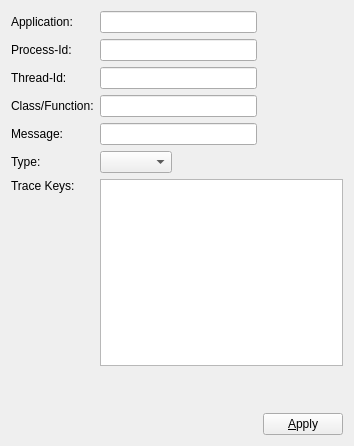
This is gui/filterform.ui in froglogic/tracetool as Qt 5 draws it before an edit. The edited form follows.
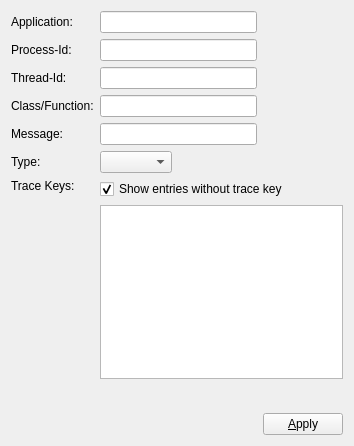
This is the edited form.

Commit message: Made trace key list items checkable & let 'Apply' do something

```diff
--- a/gui/filterform.ui
+++ b/gui/filterform.ui
@@ -123,7 +123,7 @@
      </property>
     </spacer>
    </item>
-   <item row="6" column="0">
+   <item row="6" column="0" rowspan="2">
     <widget class="QLabel" name="traceKeysLabel">
      <property name="text">
       <string>Trace Keys:</string>
@@ -134,9 +134,19 @@
     </widget>
    </item>
    <item row="6" column="1" colspan="3">
+    <widget class="QCheckBox" name="acceptEntriesWithoutKey">
+     <property name="text">
+      <string>Show entries without trace key</string>
+     </property>
+     <property name="checked">
+      <bool>true</bool>
+     </property>
+    </widget>
+   </item>
+   <item row="7" column="1" colspan="3">
     <widget class="QListWidget" name="traceKeyList"/>
    </item>
-   <item row="7" column="1">
+   <item row="8" column="1">
     <spacer name="verticalSpacer">
      <property name="orientation">
       <enum>Qt::Vertical</enum>
@@ -149,7 +159,7 @@
      </property>
     </spacer>
    </item>
-   <item row="8" column="0" colspan="3">
+   <item row="9" column="0" colspan="3">
     <spacer name="horizontalSpacer">
      <property name="orientation">
       <enum>Qt::Horizontal</enum>
@@ -162,7 +172,7 @@
      </property>
     </spacer>
    </item>
-   <item row="8" column="3">
+   <item row="9" column="3">
     <widget class="QPushButton" name="applyButton">
      <property name="sizePolicy">
       <sizepolicy hsizetype="Maximum" vsizetype="Fixed">
```
The commit also changes 1 other file.
